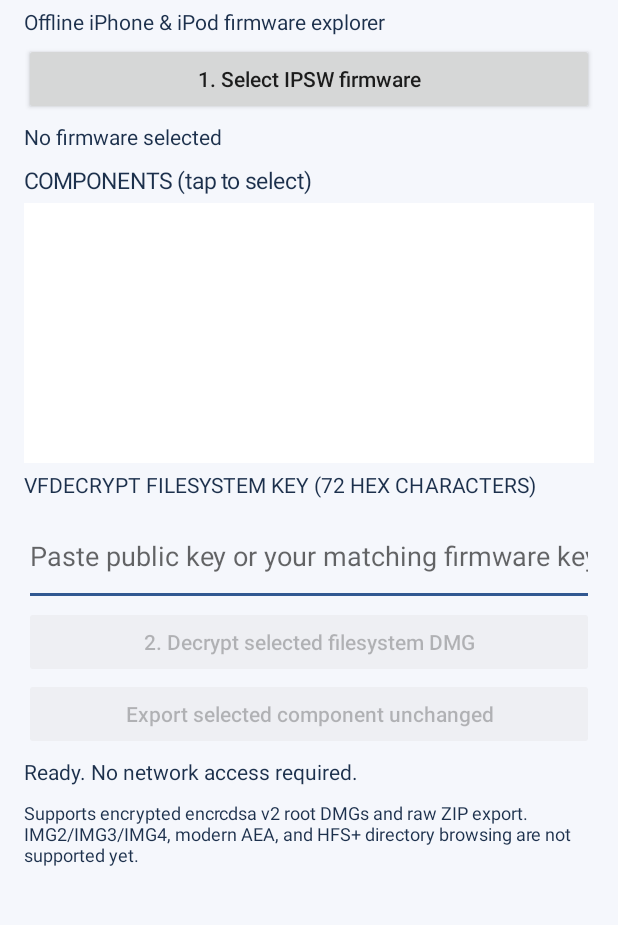
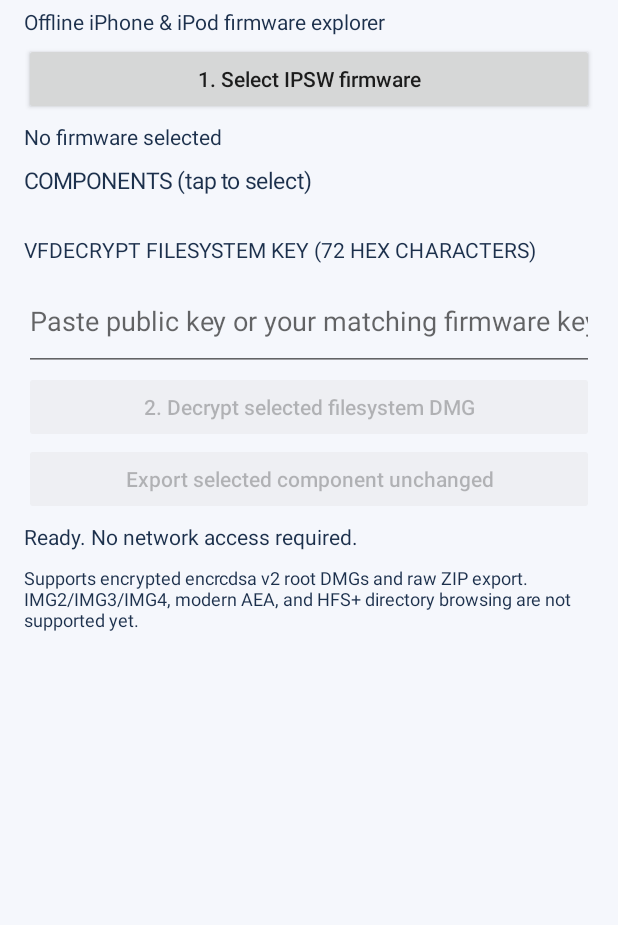
Before and after one commit to Hcode91/chatgpt-repo-test, an Android app: the screen it shows after launch (MainActivity), on a phone screen of 412 x 824 dp, the part 100-1025 px from its top. Run offline under Robolectric (Android 15) with nearby library versions, the phone set to English and light mode, and no system bars.

Commit message:
Fix firmware file list scrolling with a single ListView and header/footer

```diff
--- a/app/src/main/java/com/hcode/ipswtoolkit/MainActivity.kt
+++ b/app/src/main/java/com/hcode/ipswtoolkit/MainActivity.kt
@@ -41,45 +41,61 @@ class MainActivity : Activity() {
     }
     override fun onCreate(savedInstanceState: Bundle?) {
         super.onCreate(savedInstanceState)
-        val scroll = ScrollView(this)
-        scroll.setBackgroundColor(Color.rgb(245, 247, 252))
-        val root = LinearLayout(this)
-        root.orientation = LinearLayout.VERTICAL
-        root.setPadding(24, 32, 24, 24)
-        scroll.addView(root)
-        root.addView(label("IPSW TOOLKIT", 27))
-        root.addView(label("Offline iPhone & iPod firmware explorer", 14))
-        button("1. Select IPSW firmware", root) { selectIpsw() }
+
+        // Use ONE scrollable container. A ListView nested inside a ScrollView
+        // traps touch scrolling and can make parts of the archive inaccessible.
+        list = ListView(this).apply {
+            setBackgroundColor(Color.rgb(245, 247, 252))
+            dividerHeight = 1
+            isVerticalScrollBarEnabled = true
+        }
+
+        val header = LinearLayout(this).apply {
+            orientation = LinearLayout.VERTICAL
+            setPadding(24, 32, 24, 12)
+        }
+        header.addView(label("IPSW TOOLKIT", 27))
+        header.addView(label("Offline iPhone & iPod firmware explorer", 14))
+        button("1. Select IPSW firmware", header) { selectIpsw() }
         info = label("No firmware selected", 14)
-        root.addView(info)
-        root.addView(label("COMPONENTS (tap to select)", 15))
-        adapter = ArrayAdapter(this, android.R.layout.simple_list_item_1, entries)
-        list = ListView(this)
-        list.adapter = adapter
-        list.layoutParams = LinearLayout.LayoutParams(-1, 260 * resources.displayMetrics.density.toInt().coerceAtLeast(1))
-        list.setBackgroundColor(Color.WHITE)
-        root.addView(list)
-        list.setOnItemClickListener { _, _, position, _ ->
-            current = entries[position]
-            updateControls()
-            setStatus("Selected: " + entries[position].name)
+        header.addView(info)
+        header.addView(label("COMPONENTS (tap to select)", 15))
+        // Headers and footers must be registered BEFORE setting the adapter.
+        list.addHeaderView(header, null, false)
+
+        val footer = LinearLayout(this).apply {
+            orientation = LinearLayout.VERTICAL
+            setPadding(24, 12, 24, 32)
         }
-        root.addView(label("VFDECRYPT FILESYSTEM KEY (72 HEX CHARACTERS)", 14))
-        key = EditText(this)
-        key.hint = "Paste public key or your matching firmware key"
-        key.inputType = InputType.TYPE_CLASS_TEXT or InputType.TYPE_TEXT_FLAG_NO_SUGGESTIONS
-        key.minLines = 2
-        root.addView(key)
-        keyButton = button("Use published key for iPod 1.1.5", root) {
+        footer.addView(label("VFDECRYPT FILESYSTEM KEY (72 HEX CHARACTERS)", 14))
+        key = EditText(this).apply {
+            hint = "Paste public key or your matching firmware key"
+            inputType = InputType.TYPE_CLASS_TEXT or InputType.TYPE_TEXT_FLAG_NO_SUGGESTIONS
+            minLines = 2
+        }
+        footer.addView(key)
+        keyButton = button("Use published key for iPod 1.1.5", footer) {
             key.setText(DEMO_KEY)
             setStatus("Published key loaded locally")
         }
-        decryptButton = button("2. Decrypt selected filesystem DMG", root) { chooseOutput(true) }
-        exportButton = button("Export selected component unchanged", root) { chooseOutput(false) }
+        decryptButton = button("2. Decrypt selected filesystem DMG", footer) { chooseOutput(true) }
+        exportButton = button("Export selected component unchanged", footer) { chooseOutput(false) }
         status = label("Ready. No network access required.", 14)
-        root.addView(status)
-        root.addView(label("Supports encrypted encrcdsa v2 root DMGs and raw ZIP export. IMG2/IMG3/IMG4, modern AEA, and HFS+ directory browsing are not supported yet.", 12))
-        setContentView(scroll)
+        footer.addView(status)
+        footer.addView(label("Supports encrypted encrcdsa v2 root DMGs and raw ZIP export. IMG2/IMG3/IMG4, modern AEA, and HFS+ directory browsing are not supported yet.", 12))
+        list.addFooterView(footer, null, false)
+
+        adapter = ArrayAdapter(this, android.R.layout.simple_list_item_1, entries)
+        list.adapter = adapter
+        list.setOnItemClickListener { _, _, position, _ ->
+            val selected = adapter.getItem(position - list.headerViewsCount) ?: return@setOnItemClickListener
+            current = selected
+            updateControls()
+            setStatus("Selected: " + selected.name)
+            Toast.makeText(this, "Selected: " + selected.name.substringAfterLast('/'), Toast.LENGTH_SHORT).show()
+        }
+
+        setContentView(list)
         updateControls()
     }
     private fun label(value: String, size: Int) = TextView(this).apply {
```
